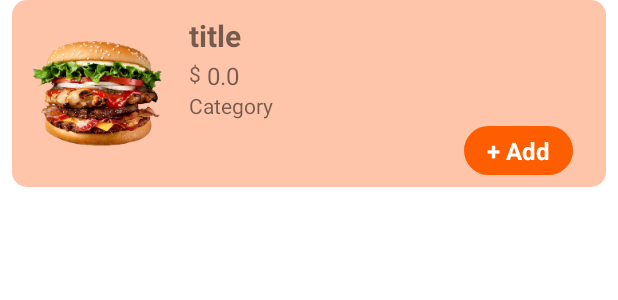
After one commit to nguyenthu120801/FoodApp_Group6_SE1611, an Android app: the layout rv_product.xml on its own in the app's theme, with its tools: preview values and no code run, on a phone screen of 412 x 824 dp. The commit adds this screen. Shown: the top 300 px of the screen. Run offline under Robolectric (Android 15) with nearby library versions, the phone set to English and light mode, and no system bars.

Commit message:
Thu done Show All Product

```diff
--- a/app/src/main/AndroidManifest.xml
+++ b/app/src/main/AndroidManifest.xml
@@ -12,13 +12,15 @@
         android:theme="@style/Theme.FoodApp"
         tools:targetApi="31">
         <activity
+            android:name=".ShowAllProduct"
+            android:exported="false" />
+        <activity
             android:name=".activity.ListUserOrderActivity"
             android:exported="false">
             <meta-data
                 android:name="android.app.lib_name"
                 android:value="" />
         </activity>
-
         <activity
             android:name=".FoodAdapter"
             android:exported="false">
--- a/app/src/main/res/layout/activity_main.xml
+++ b/app/src/main/res/layout/activity_main.xml
@@ -193,7 +193,7 @@
                     app:srcCompat="@drawable/baseline_account_circle_24" />
 
                 <TextView
-                    android:id="@+id/textView4"
+                    android:id="@+id/tv_ShowProduct"
                     android:layout_width="wrap_content"
                     android:layout_height="wrap_content"
                     android:layout_marginStart="204dp"
--- /dev/null
+++ b/app/src/main/res/layout/rv_product.xml
@@ -0,0 +1,98 @@
+<?xml version="1.0" encoding="utf-8"?>
+<androidx.constraintlayout.widget.ConstraintLayout xmlns:android="http://schemas.android.com/apk/res/android"
+    xmlns:app="http://schemas.android.com/apk/res-auto"
+    xmlns:tools="http://schemas.android.com/tools"
+    android:layout_width="match_parent"
+    android:layout_height="wrap_content"
+    android:layout_marginStart="8dp"
+    android:layout_marginEnd="8dp"
+    android:layout_marginBottom="10dp"
+    android:background="@drawable/orange_linght_banner">
+
+    <ImageView
+        android:id="@+id/pro_img"
+        android:layout_width="100dp"
+        android:layout_height="100dp"
+        android:layout_marginStart="8dp"
+        android:layout_marginTop="8dp"
+        android:layout_marginBottom="8dp"
+        app:layout_constraintBottom_toBottomOf="parent"
+        app:layout_constraintStart_toStartOf="parent"
+        app:layout_constraintTop_toTopOf="parent"
+        app:srcCompat="@drawable/pop_2" />
+
+    <TextView
+        android:id="@+id/tv_proName"
+        android:layout_width="wrap_content"
+        android:layout_height="wrap_content"
+        android:layout_marginStart="10dp"
+        android:layout_marginTop="10dp"
+        android:text="title"
+        android:textSize="20sp"
+        android:textStyle="bold"
+        app:layout_constraintStart_toEndOf="@+id/pro_img"
+        app:layout_constraintTop_toTopOf="parent" />
+
+    <TextView
+        android:id="@+id/textView12"
+        android:layout_width="wrap_content"
+        android:layout_height="wrap_content"
+        android:layout_marginStart="10dp"
+        android:layout_marginTop="2dp"
+        android:text="$"
+        app:layout_constraintStart_toEndOf="@+id/pro_img"
+        app:layout_constraintTop_toBottomOf="@+id/tv_proName" />
+
+    <TextView
+        android:id="@+id/tv_pprice"
+        android:layout_width="wrap_content"
+        android:layout_height="wrap_content"
+        android:layout_marginStart="4dp"
+        android:layout_marginTop="2dp"
+        android:text="0.0"
+        android:textSize="16sp"
+        app:layout_constraintStart_toEndOf="@+id/textView12"
+        app:layout_constraintTop_toBottomOf="@+id/tv_proName" />
+
+    <TextView
+        android:id="@+id/tv_cateName"
+        android:layout_width="wrap_content"
+        android:layout_height="wrap_content"
+        android:layout_marginStart="10dp"
+        android:layout_marginTop="2dp"
+        android:text="Category"
+        app:layout_constraintStart_toEndOf="@+id/pro_img"
+        app:layout_constraintTop_toBottomOf="@+id/textView12" />
+
+    <TextView
+        android:id="@+id/btn_AddProduct"
+        android:layout_width="wrap_content"
+        android:layout_height="wrap_content"
+        android:layout_marginStart="170dp"
+        android:layout_marginTop="4dp"
+        android:layout_marginEnd="10dp"
+        android:layout_marginBottom="8dp"
+        android:background="@drawable/orange_button"
+        android:paddingLeft="15dp"
+        android:paddingTop="5dp"
+        android:paddingRight="15dp"
+        android:paddingBottom="5dp"
+        android:text="+ Add"
+        android:textColor="#ffffff"
+        android:textSize="16sp"
+        android:textStyle="bold"
+        app:layout_constraintBottom_toBottomOf="parent"
+        app:layout_constraintEnd_toEndOf="parent"
+        app:layout_constraintStart_toEndOf="@+id/tv_id"
+        app:layout_constraintTop_toBottomOf="@+id/tv_cateName" />
+
+    <TextView
+        android:id="@+id/tv_id"
+        android:layout_width="wrap_content"
+        android:layout_height="wrap_content"
+        android:text="id"
+        android:visibility="invisible"
+        app:layout_constraintStart_toEndOf="@+id/pro_img"
+        app:layout_constraintTop_toBottomOf="@+id/tv_cateName" />
+
+</androidx.constraintlayout.widget.ConstraintLayout>
```
Also changed, not shown: app/src/main/java/com/example/foodapp/Adapter/ProductAdapter.java (+29 -3 lines), app/src/main/java/com/example/foodapp/Entity/Product.java (+8 -0 lines), app/src/main/java/com/example/foodapp/MainActivity.java (+11 -1 lines), app/src/main/java/com/example/foodapp/Model/DAOCategory.java (+13 -0 lines), app/src/main/java/com/example/foodapp/Model/DAOProduct.java (+17 -0 lines), app/src/main/java/com/example/foodapp/ShowAllProduct.java (added, +34 -0 lines), app/src/main/res/layout/activity_show_all_product.xml (added, +43 -0 lines).
